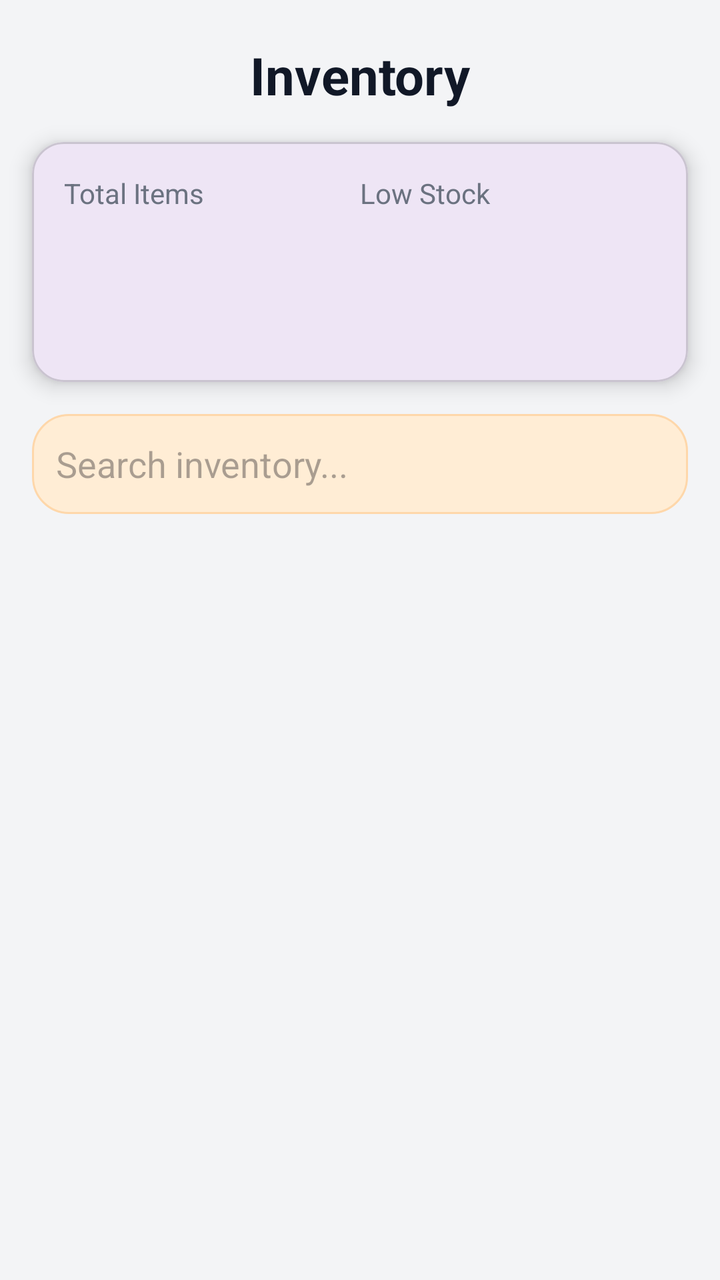
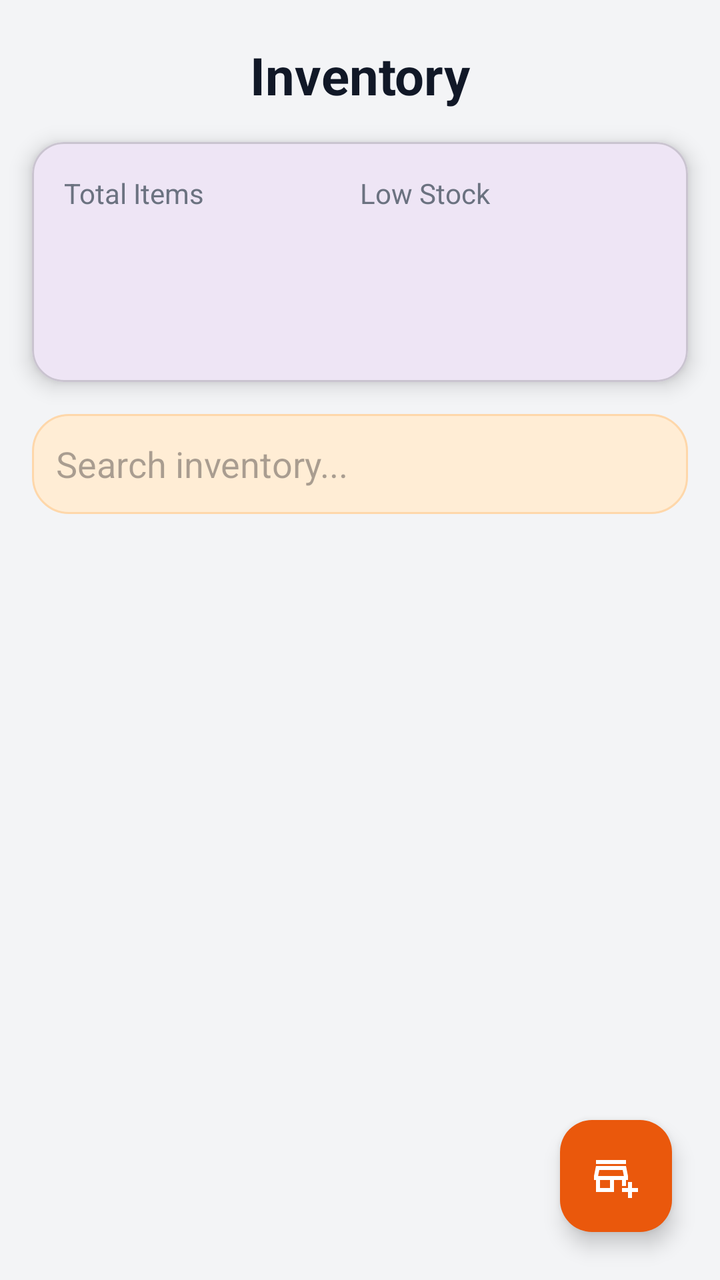

An Android layout rendered at two revisions. The XML below is the earlier revision; the diff shows what the commit changed to produce the second picture.
<!-- AndroidManifest.xml: application theme Theme.Osebo -->
<!-- res/layout/activity_inventory.xml -->
<?xml version="1.0" encoding="utf-8"?>
<androidx.constraintlayout.widget.ConstraintLayout
    xmlns:android="http://schemas.android.com/apk/res/android"
    xmlns:app="http://schemas.android.com/apk/res-auto"
    xmlns:tools="http://schemas.android.com/tools"
    android:id="@+id/main"
    android:layout_width="match_parent"
    android:layout_height="match_parent"
    android:background="#F3F4F6"
    tools:context=".InventoryActivity">

    
    <TextView
        android:id="@+id/tvInventoryTitle"
        android:layout_width="wrap_content"
        android:layout_height="wrap_content"
        android:text="Inventory"
        android:textSize="26sp"
        android:textStyle="bold"
        android:textColor="#111827"
        android:layout_marginTop="20dp"
        app:layout_constraintTop_toTopOf="parent"
        app:layout_constraintStart_toStartOf="parent"
        app:layout_constraintEnd_toEndOf="parent"/>

    
    <com.google.android.material.card.MaterialCardView
        android:id="@+id/cardInventorySummary"
        android:layout_width="0dp"
        android:layout_height="120dp"
        android:layout_margin="16dp"
        app:cardCornerRadius="16dp"
        app:cardElevation="6dp"
        app:layout_constraintTop_toBottomOf="@id/tvInventoryTitle"
        app:layout_constraintStart_toStartOf="parent"
        app:layout_constraintEnd_toEndOf="parent">

        <LinearLayout
            android:layout_width="match_parent"
            android:layout_height="match_parent"
            android:orientation="horizontal"
            android:padding="16dp">

            
            <LinearLayout
                android:layout_width="0dp"
                android:layout_height="match_parent"
                android:layout_weight="1"
                android:orientation="vertical">

                <TextView
                    android:text="Total Items"
                    android:layout_width="match_parent"
                    android:layout_height="match_parent"
                    android:textColor="#6B7280"/>

                <TextView
                    android:id="@+id/tvTotalItems"
                    android:text="0"
                    android:textSize="24sp"
                    android:textStyle="bold"
                    android:layout_width="match_parent"
                    android:layout_height="match_parent"
                    android:textColor="#111827"/>
            </LinearLayout>

            
            <LinearLayout
                android:layout_width="0dp"
                android:layout_height="match_parent"
                android:layout_weight="1"
                android:orientation="vertical">

                <TextView
                    android:text="Low Stock"
                    android:layout_width="match_parent"
                    android:layout_height="match_parent"
                    android:textColor="#6B7280"/>

                <TextView
                    android:id="@+id/tvLowStock"
                    android:text="0"
                    android:textSize="24sp"
                    android:layout_width="match_parent"
                    android:layout_height="match_parent"
                    android:textStyle="bold"
                    android:textColor="#DC2626"/>
            </LinearLayout>

        </LinearLayout>

    </com.google.android.material.card.MaterialCardView>

    
    <EditText
        android:id="@+id/etSearchInventory"
        android:layout_width="0dp"
        android:layout_height="50dp"
        android:hint="Search inventory..."
        android:padding="12dp"
        android:background="@drawable/bg_input_box"
        android:layout_margin="16dp"
        app:layout_constraintTop_toBottomOf="@id/cardInventorySummary"
        app:layout_constraintStart_toStartOf="parent"
        app:layout_constraintEnd_toEndOf="parent"/>

    
    <androidx.recyclerview.widget.RecyclerView
        android:id="@+id/recyclerInventory"
        android:layout_width="0dp"
        android:layout_height="0dp"
        android:layout_margin="16dp"
        app:layout_constraintTop_toBottomOf="@id/etSearchInventory"
        app:layout_constraintBottom_toBottomOf="parent"
        app:layout_constraintStart_toStartOf="parent"
        app:layout_constraintEnd_toEndOf="parent"
        tools:listitem="@layout/item_inventory"/>

</androidx.constraintlayout.widget.ConstraintLayout>
<!-- res/layout/item_inventory.xml (included above) -->
<?xml version="1.0" encoding="utf-8"?>
<com.google.android.material.card.MaterialCardView
    xmlns:android="http://schemas.android.com/apk/res/android"
    xmlns:app="http://schemas.android.com/apk/res-auto"
    android:layout_width="match_parent"
    android:layout_height="wrap_content"
    android:layout_marginBottom="10dp"
    app:cardCornerRadius="12dp"
    app:cardElevation="4dp">

    <LinearLayout
        android:layout_width="match_parent"
        android:layout_height="wrap_content"
        android:padding="14dp"
        android:orientation="vertical">

        
        <TextView
            android:id="@+id/tvItemName"
            android:text="Product Name"
            android:textStyle="bold"
            android:layout_width="match_parent"
            android:layout_height="match_parent"
            android:textSize="16sp"
            android:textColor="#111827"/>

        
        <LinearLayout
            android:layout_width="match_parent"
            android:layout_height="wrap_content"
            android:orientation="horizontal"
            android:layout_marginTop="6dp">

            <TextView
                android:id="@+id/tvStock"
                android:text="Stock: 10"
                android:textColor="#6B7280"
                android:layout_width="match_parent"
                android:layout_height="match_parent"
                android:layout_weight="1"/>

            <TextView
                android:id="@+id/tvPrice"
                android:text="UGX 20,000"
                android:layout_width="match_parent"
                android:layout_height="match_parent"
                android:textStyle="bold"
                android:textColor="#6D28D9"/>
        </LinearLayout>

    </LinearLayout>

</com.google.android.material.card.MaterialCardView>
<!-- resources referenced by this layout -->
<resources>
  <!-- drawable bg_input_box (drawable) -->
  <?xml version="1.0" encoding="utf-8"?>
  <shape xmlns:android="http://schemas.android.com/apk/res/android">
  
      
      <solid android:color="@color/bg_surface"/>
  
      
      <corners android:radius="18dp"/>
  
      
      <stroke
          android:width="1dp"
          android:color="@color/border"/>
  
      
      <padding
          android:left="14dp"
          android:right="14dp"
          android:top="10dp"
          android:bottom="10dp"/>
  
  </shape>
  <style name="Theme.Osebo" parent="Base.Theme.Osebo" />
  <color name="bg_surface">#FFEDD5</color>
  <color name="border">#FED7AA</color>
  <style name="Base.Theme.Osebo" parent="Theme.Material3.DayNight.NoActionBar">
          
      </style>
</resources>

<!-- the commit's change to res/layout/activity_inventory.xml (unified diff, before → after) -->
@@ -116,6 +116,17 @@
         app:layout_constraintEnd_toEndOf="parent"
         tools:listitem="@layout/item_inventory"/>
 
+    <com.google.android.material.floatingactionbutton.FloatingActionButton
+        android:id="@+id/fabAddProduct"
+        android:layout_width="wrap_content"
+        android:layout_height="wrap_content"
+        android:layout_margin="24dp"
+        android:src="@drawable/ic_add"
+        app:backgroundTint="@color/primary"
+        app:tint="#FFFFFF"
+        app:layout_constraintBottom_toBottomOf="parent"
+        app:layout_constraintEnd_toEndOf="parent"/>
+
 </androidx.constraintlayout.widget.ConstraintLayout>
 <!-- res/layout/item_inventory.xml (included above) -->
 <?xml version="1.0" encoding="utf-8"?>
<!-- resource entries referenced after the edit -->
@@ -1,5 +1,6 @@
 <!-- resources referenced by this layout -->
 <resources>
+  <color name="primary">#EA580C</color>
   <!-- drawable bg_input_box (drawable) -->
   <?xml version="1.0" encoding="utf-8"?>
   <shape xmlns:android="http://schemas.android.com/apk/res/android">
@@ -23,6 +24,12 @@
           android:bottom="10dp"/>
   
   </shape>
+  <!-- drawable ic_add (drawable) -->
+  <vector xmlns:android="http://schemas.android.com/apk/res/android" android:height="24dp" android:tint="#000000" android:viewportHeight="960" android:viewportWidth="960" android:width="24dp">
+        
+      <path android:fillColor="@android:color/white" android:pathData="M720,920L720,800L600,800L600,720L720,720L720,600L800,600L800,720L920,720L920,800L800,800L800,920L720,920ZM80,800L80,560L40,560L40,480L80,280L680,280L720,480L720,560L680,560L680,680L600,680L600,560L440,560L440,800L80,800ZM160,720L360,720L360,560L160,560L160,720ZM122,480L122,480L638,480L638,480L122,480ZM80,240L80,160L680,160L680,240L80,240ZM122,480L638,480L614,360L146,360L122,480Z"/>
+      
+  </vector>
   <style name="Theme.Osebo" parent="Base.Theme.Osebo" />
   <color name="bg_surface">#FFEDD5</color>
   <color name="border">#FED7AA</color>
